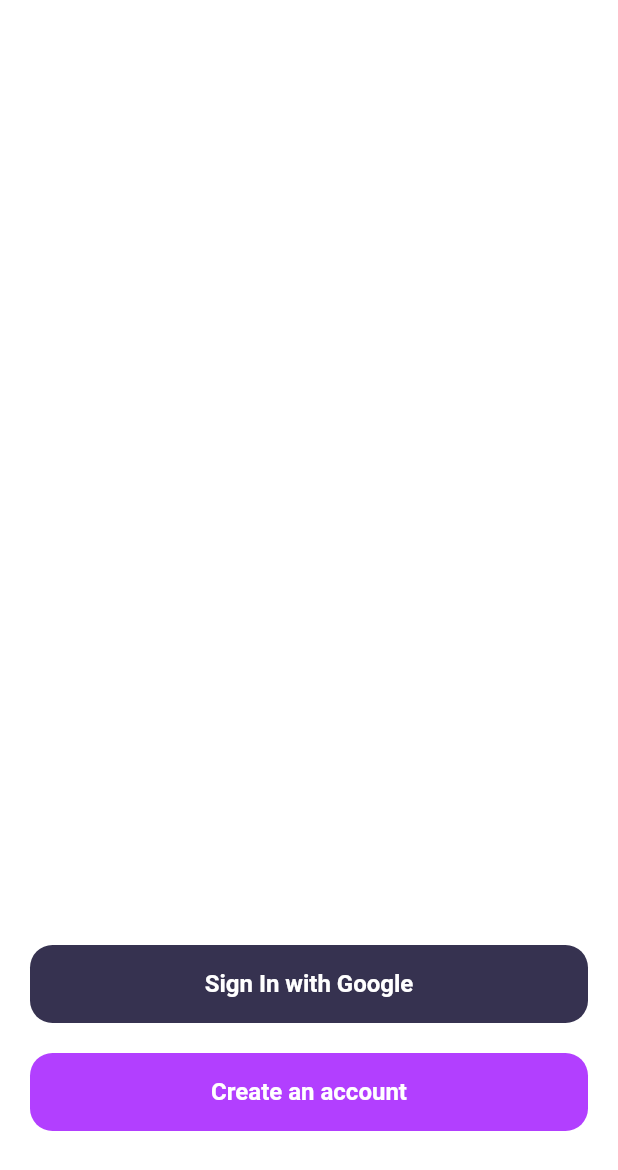
After one commit to GDGCVITBHOPAL/DSC-APP, a Flutter app: the GSignInPage screen opened directly, after a tap on "Sign In with Google", on a phone screen of 412 x 824 dp. The commit adds this screen. Shown: the top 1170 px of the screen. Run offline on Flutter 3.47's test engine with Material 2 defaults, Android fonts, the phone set to English and light mode, and no system bars; our stand-ins replace auto_size_text, cloud_firestore, firebase_auth, firebase_core, flutter_spinkit, fluttericon and 3 more; accounts and stored records are empty.

Commit message:
Authentication: Implement Google Sign In

```diff
--- /dev/null
+++ b/lib/authentication/GoogleSignIn.dart
@@ -0,0 +1,35 @@
+import 'package:firebase_auth/firebase_auth.dart';
+import 'package:flutter/material.dart';
+import 'package:google_sign_in/google_sign_in.dart';
+import '../authentication/SignInCheck.dart';
+
+class GoogleSignInProvider extends ChangeNotifier {
+  final googleSignIn = GoogleSignIn();
+  GoogleSignInAccount? _user;
+  GoogleSignInAccount get user => _user!;
+
+  Future googleLogin() async {
+    try {
+      final googleUser = await googleSignIn.signIn();
+      if (googleUser == null) return;
+      _user = googleUser;
+
+      final googleAuth = await googleUser.authentication;
+
+      final credential = GoogleAuthProvider.credential(
+          accessToken: googleAuth.accessToken, idToken: googleAuth.idToken);
+
+      await FirebaseAuth.instance.signInWithCredential(credential);
+    } catch (exception) {
+      print(exception.toString());
+    }
+    notifyListeners();
+  }
+
+  Future logout(context) async {
+    await googleSignIn.disconnect();
+    FirebaseAuth.instance.signOut();
+    Navigator.of(context).pushReplacement(
+        MaterialPageRoute(builder: (context) => SignInCheck()));
+  }
+}
--- /dev/null
+++ b/lib/authentication/GoogleSignInPage.dart
@@ -0,0 +1,91 @@
+import 'package:flutter/material.dart';
+import '../authentication/GoogleSignIn.dart';
+import 'package:provider/provider.dart';
+import 'GoogleSignIn.dart';
+
+class GSignInPage extends StatefulWidget {
+  const GSignInPage({Key? key}) : super(key: key);
+
+  @override
+  _GSignInPageState createState() => _GSignInPageState();
+}
+
+class _GSignInPageState extends State<GSignInPage> {
+  @override
+  Widget build(BuildContext context) {
+    return Scaffold(
+      body: Padding(
+        padding: const EdgeInsets.all(20.0),
+        child: Column(
+          mainAxisAlignment: MainAxisAlignment.end,
+          children: [
+            TextButton(
+              onPressed: () {
+                final provider =
+                    Provider.of<GoogleSignInProvider>(context, listen: false);
+                provider.googleLogin();
+              },
+
+              child: Container(
+                alignment: Alignment.center,
+                height: 36,
+                // Constructor Call #2
+                child: Text(
+                  'Sign In with Google',
+                  style: TextStyle(
+                      fontSize: 16,
+                      // Constructor Call #3
+                      color: Colors.white,
+                      fontWeight: FontWeight.w700),
+                ),
+              ),
+
+              ////////// Styling //////////
+              style: ButtonStyle(
+                  splashFactory: NoSplash.splashFactory,
+                  // Constructor Call #4
+                  backgroundColor: MaterialStateProperty.all(Color(0xff363250)),
+                  shape: MaterialStateProperty.all(RoundedRectangleBorder(
+                    borderRadius: BorderRadius.circular(15),
+                  ))),
+            ),
+            SizedBox(
+              height: 20,
+            ),
+            TextButton(
+              onPressed: () {
+                print('pressed button -> create an account');
+              },
+
+              child: Container(
+                alignment: Alignment.center,
+                height: 36,
+                // Constructor Call #2
+                child: Text(
+                  'Create an account',
+                  style: TextStyle(
+                      fontSize: 16,
+                      // Constructor Call #3
+                      color: Colors.white,
+                      fontWeight: FontWeight.w700),
+                ),
+              ),
+
+              ////////// Styling //////////
+              style: ButtonStyle(
+                  splashFactory: NoSplash.splashFactory,
+                  // Constructor Call #4
+                  backgroundColor: MaterialStateProperty.all(Color(0xffb23fff)),
+                  shape: MaterialStateProperty.all(RoundedRectangleBorder(
+                    borderRadius: BorderRadius.circular(15),
+                  ))),
+            ),
+            SizedBox(
+              height: 50,
+            ),
+          ],
+        ),
+      ),
+    );
+  }
+}
--- a/pubspec.yaml
+++ b/pubspec.yaml
@@ -33,7 +33,9 @@ dependencies:
   http: ^0.13.0
   shared_preferences: ^2.0.3
   url_launcher: ^6.0.2
-
+  firebase_auth: ^3.3.6
+  google_sign_in: ^5.2.3
+  provider: any
 dev_dependencies:
   flutter_test:
     sdk: flutter
```
Also changed, not shown: lib/authentication/SignInCheck.dart (added, +34 -0 lines), lib/main.dart (+19 -19 lines), pubspec.lock, 1 other file.
